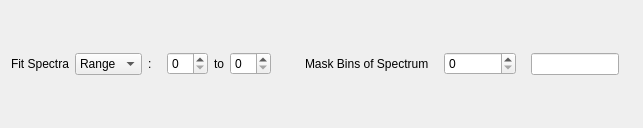
mantidproject/mantid, file qt/scientific_interfaces/Indirect/IndirectSpectrumSelector.ui: the form before one commit.
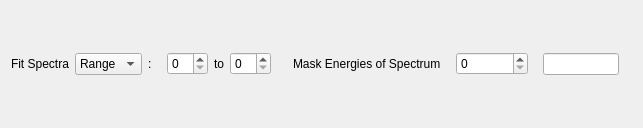
The form after the commit.

Commit message: Refs #24649. Review changes as change mask bins name

```diff
--- a/qt/scientific_interfaces/Indirect/IndirectSpectrumSelector.ui
+++ b/qt/scientific_interfaces/Indirect/IndirectSpectrumSelector.ui
@@ -99,7 +99,7 @@
    <item>
     <widget class="QLabel" name="lbMaskSpectrum">
      <property name="text">
-      <string>Mask Bins of Spectrum</string>
+      <string>Mask Energies of Spectrum</string>
      </property>
     </widget>
    </item>
```
The commit also changes 5 other files.
